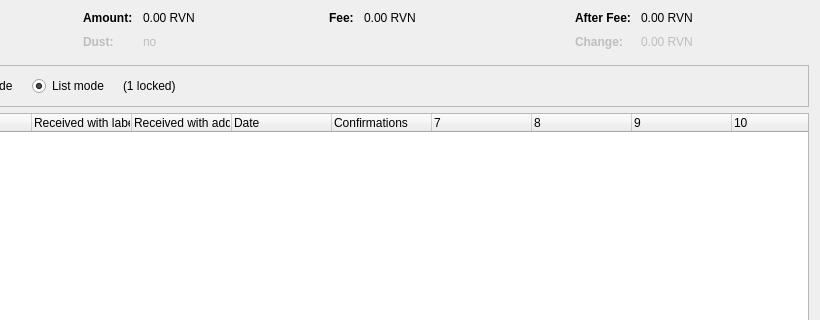
The window that src/qt/forms/coincontroldialog.ui (soosho/Tenzura) describes before a commit, drawn with Qt 5; both pictures show x 180 to 1000 and y 0 to 320 of the 1000 by 500 pixel window.
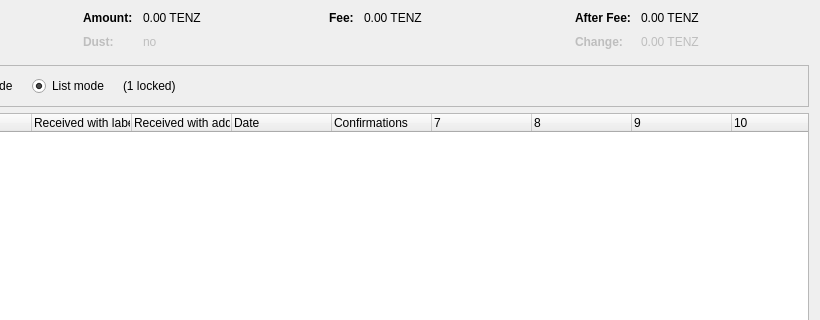
The same window after the commit. Custom widgets are drawn as their Qt base class.

The edit to the form file:
```diff
--- a/src/qt/forms/coincontroldialog.ui
+++ b/src/qt/forms/coincontroldialog.ui
@@ -132,7 +132,7 @@
           <enum>Qt::ActionsContextMenu</enum>
          </property>
          <property name="text">
-          <string notr="true">0.00 RVN</string>
+          <string notr="true">0.00 TENZ</string>
          </property>
          <property name="textInteractionFlags">
           <set>Qt::LinksAccessibleByMouse|Qt::TextSelectableByKeyboard|Qt::TextSelectableByMouse</set>
@@ -212,7 +212,7 @@
           <enum>Qt::ActionsContextMenu</enum>
          </property>
          <property name="text">
-          <string notr="true">0.00 RVN</string>
+          <string notr="true">0.00 TENZ</string>
          </property>
          <property name="textInteractionFlags">
           <set>Qt::LinksAccessibleByMouse|Qt::TextSelectableByKeyboard|Qt::TextSelectableByMouse</set>
@@ -257,7 +257,7 @@
           <enum>Qt::ActionsContextMenu</enum>
          </property>
          <property name="text">
-          <string notr="true">0.00 RVN</string>
+          <string notr="true">0.00 TENZ</string>
          </property>
          <property name="textInteractionFlags">
           <set>Qt::LinksAccessibleByMouse|Qt::TextSelectableByKeyboard|Qt::TextSelectableByMouse</set>
@@ -292,7 +292,7 @@
           <enum>Qt::ActionsContextMenu</enum>
          </property>
          <property name="text">
-          <string notr="true">0.00 RVN</string>
+          <string notr="true">0.00 TENZ</string>
          </property>
          <property name="textInteractionFlags">
           <set>Qt::LinksAccessibleByMouse|Qt::TextSelectableByKeyboard|Qt::TextSelectableByMouse</set>
```
